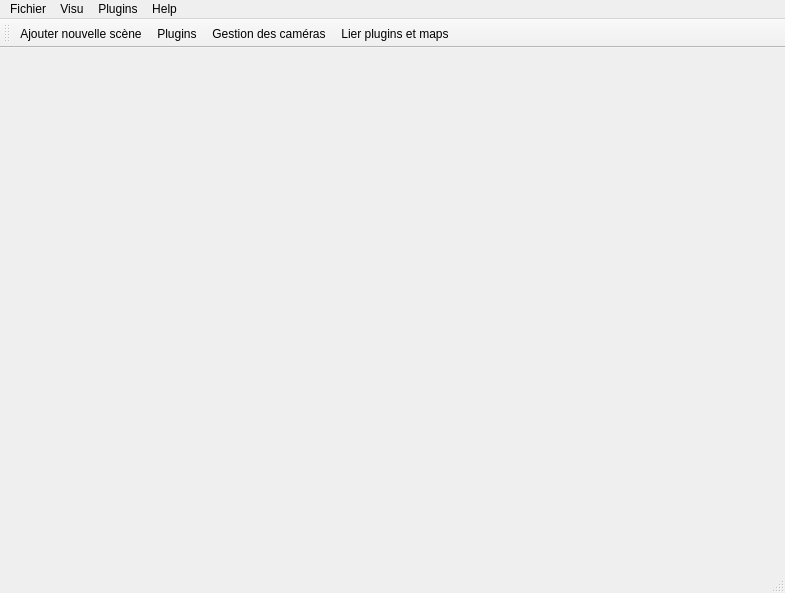
First picture: the form in SCHNApps/forms/window.ui, repository cgogn/CGoGN, before the edit.
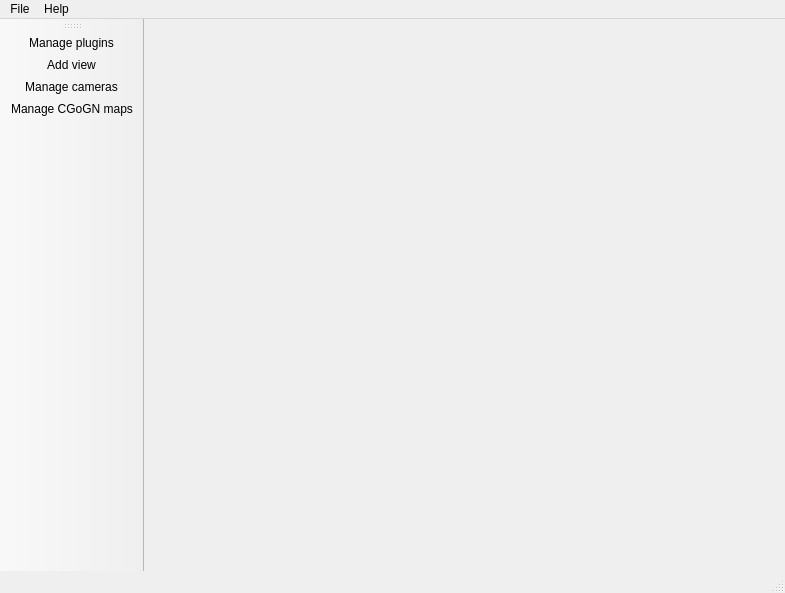
Second picture: the form after the edit. Icons and pictures are not drawn.

```diff
--- a/SCHNApps/forms/window.ui
+++ b/SCHNApps/forms/window.ui
@@ -11,7 +11,7 @@
    </rect>
   </property>
   <property name="windowTitle">
-   <string>CGoGN Plug</string>
+   <string>SCHNApps</string>
   </property>
   <property name="windowIcon">
    <iconset resource="../resources/resources.qrc">
@@ -24,39 +24,23 @@
      <x>0</x>
      <y>0</y>
      <width>785</width>
-     <height>29</height>
+     <height>23</height>
     </rect>
    </property>
-   <widget class="QMenu" name="menuFichier">
+   <widget class="QMenu" name="menuFile">
     <property name="title">
-     <string>Fichier</string>
+     <string>File</string>
     </property>
-    <addaction name="actionQuitter"/>
+    <addaction name="actionQuit"/>
    </widget>
    <widget class="QMenu" name="menuHelp">
     <property name="title">
      <string>Help</string>
     </property>
-    <addaction name="actionAbout_CGoGN"/>
-    <addaction name="actionAbout"/>
+    <addaction name="actionAboutSCHNApps"/>
+    <addaction name="actionAboutCGoGN"/>
    </widget>
-   <widget class="QMenu" name="menuPlugins">
-    <property name="title">
-     <string>Plugins</string>
-    </property>
-    <addaction name="actionPlugins"/>
-   </widget>
-   <widget class="QMenu" name="menuViews">
-    <property name="title">
-     <string>Visu</string>
-    </property>
-    <addaction name="actionNew_Scene"/>
-    <addaction name="actionGlobalCamera"/>
-    <addaction name="actionLinkPluginMap"/>
-   </widget>
-   <addaction name="menuFichier"/>
-   <addaction name="menuViews"/>
-   <addaction name="menuPlugins"/>
+   <addaction name="menuFile"/>
    <addaction name="menuHelp"/>
   </widget>
   <widget class="QStatusBar" name="statusbar"/>
@@ -65,71 +49,65 @@
     <string>toolBar</string>
    </property>
    <attribute name="toolBarArea">
-    <enum>TopToolBarArea</enum>
+    <enum>LeftToolBarArea</enum>
    </attribute>
    <attribute name="toolBarBreak">
     <bool>false</bool>
    </attribute>
-   <addaction name="actionNew_Scene"/>
-   <addaction name="actionPlugins"/>
-   <addaction name="actionGlobalCamera"/>
-   <addaction name="actionLinkPluginMap"/>
+   <addaction name="actionManagePlugins"/>
+   <addaction name="actionManageView"/>
+   <addaction name="actionManageCameras"/>
+   <addaction name="actionManageMaps"/>
   </widget>
-  <action name="actionAbout_CGoGN">
+  <action name="actionAboutCGoGN">
    <property name="text">
-    <string>About CGoGN ...</string>
+    <string>About CGoGN</string>
    </property>
   </action>
-  <action name="actionAbout">
+  <action name="actionAboutSCHNApps">
    <property name="text">
-    <string>About ...</string>
+    <string>About SCHNApps</string>
    </property>
   </action>
-  <action name="actionQuitter">
+  <action name="actionQuit">
    <property name="text">
-    <string>Quitter</string>
+    <string>Quit</string>
    </property>
   </action>
-  <action name="actionPlugins">
+  <action name="actionManagePlugins">
    <property name="icon">
     <iconset resource="../resources/resources.qrc">
      <normaloff>:/icons/icons/plugins.png</normaloff>:/icons/icons/plugins.png</iconset>
    </property>
    <property name="text">
-    <string>Plugins ...</string>
+    <string>Manage plugins</string>
    </property>
   </action>
-  <action name="actionNew_Scene">
+  <action name="actionManageView">
    <property name="icon">
     <iconset resource="../resources/resources.qrc">
      <normaloff>:/icons/icons/add_view.png</normaloff>:/icons/icons/add_view.png</iconset>
    </property>
    <property name="text">
-    <string>Ajouter nouvelle scène ...</string>
-   </property>
-   <property name="toolTip">
-    <string>&lt;html&gt;&lt;head/&gt;&lt;body&gt;&lt;p&gt;Adds a new empty view.&lt;/p&gt;&lt;/body&gt;&lt;/html&gt;</string>
+    <string>Add view</string>
    </property>
   </action>
-  <action name="actionGlobalCamera">
+  <action name="actionManageCameras">
    <property name="icon">
     <iconset resource="../resources/resources.qrc">
      <normaloff>:/icons/icons/camera_b.png</normaloff>:/icons/icons/camera_b.png</iconset>
    </property>
    <property name="text">
-    <string>Gestion des caméras ...</string>
-   </property>
-   <property name="toolTip">
-    <string>Gestion des caméras</string>
+    <string>Manage cameras</string>
    </property>
   </action>
-  <action name="actionLinkPluginMap">
+  <action name="actionManageMaps">
    <property name="icon">
     <iconset resource="../resources/resources.qrc">
      <normaloff>:/icons/icons/map_plugin.png</normaloff>:/icons/icons/map_plugin.png</iconset>
    </property>
    <property name="text">
-    <string>Lier plugins et maps</string>
+    <string>Manage CGoGN maps</string>
    </property>
   </action>
  </widget>
```
Left out of the diff: 2 changed lines with no effect on the pictures.
